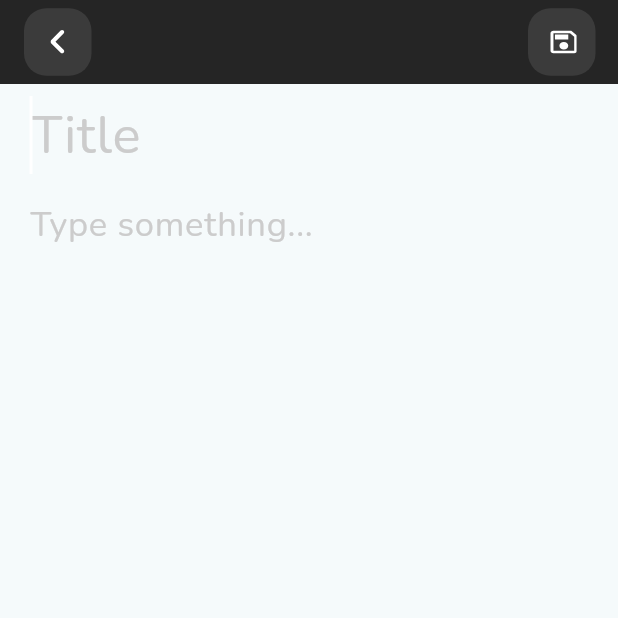
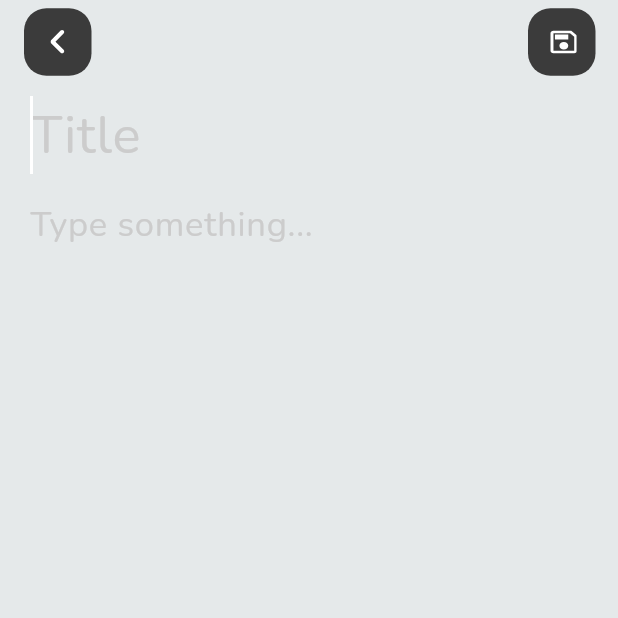
Before and after one commit to manuelxtrem/note-taking-app, a Flutter app: the screen it shows after launch, after a tap on an icon or button, on a phone screen of 412 x 824 dp, the top half of it. Run offline on Flutter 3.47's test engine with Material 2 defaults, Android fonts, the phone set to English and light mode, and no system bars; our stand-ins replace bloc, equatable, flutter_bloc, flutter_svg, hive_flutter; missing offline and left inert: animation_list; accounts and stored records are empty.

```diff
--- a/lib/bloc/notes_bloc.dart
+++ b/lib/bloc/notes_bloc.dart
@@ -4,9 +4,10 @@ import 'package:bloc/bloc.dart';
 import 'package:equatable/equatable.dart';
 import 'package:flutter/widgets.dart';
 import 'package:hive_flutter/hive_flutter.dart';
+import 'package:note_taking_app/model/editor.dart';
 import 'package:note_taking_app/model/note.dart';
+import 'package:note_taking_app/res/colors.dart';
 import 'package:note_taking_app/res/constants.dart';
-import 'package:note_taking_app/ui/pages/editor_screen.dart';
 
 part 'notes_event.dart';
 part 'notes_state.dart';
@@ -16,8 +17,8 @@ class NotesBloc extends Bloc<NotesEvent, NotesState> {
   final List<Note> _allNotes = [];
   List<Note> get allNotes => _allNotes;
 
-  EditorMode _editorMode = EditorMode.view;
-  EditorMode get editorMode => _editorMode;
+  EditorConfig _editorConfig = EditorConfig(mode: EditorMode.view, color: AppColors.background);
+  EditorConfig get editorConfig => _editorConfig;
 
   Note? _currentNote;
   Note? get currentNote => _currentNote;
@@ -29,13 +30,13 @@ class NotesBloc extends Bloc<NotesEvent, NotesState> {
       if (event is GetAllNotesEvent) {
         await _getAllnotes(emit);
       } else if (event is SelectNoteEvent) {
-        await _selectNote(emit, event.note, mode: event.mode);
+        await _selectNote(emit, event.note, mode: event.mode, color: event.color);
       } else if (event is SaveNoteEvent) {
         await _saveNote(emit, event.note);
       } else if (event is AddNoteEvent) {
         await _addNote(emit, event.note);
       } else if (event is ChangeEditorModeEvent) {
-        await _changeEditorMode(emit, event.mode);
+        await _changeEditorMode(emit, event.config);
       } else if (event is FilterNotesEvent) {
         await _filterNotes(emit, event.filter);
       } else if (event is DeleteNoteEvent) {
@@ -51,7 +52,7 @@ class NotesBloc extends Bloc<NotesEvent, NotesState> {
   Future _getAllnotes(Emitter<NotesState> emit) async {
     _allNotes.clear();
     _allNotes.addAll(_box.values);
-    _allNotes.sort((a, b) => a.createdAt.isAfter(b.createdAt) ? 1 : 0);
+    _allNotes.sort((a, b) => a.createdAt.isAfter(b.createdAt) ? 0 : 1);
 
     emit(NotesListState(_allNotes));
   }
@@ -61,7 +62,7 @@ class NotesBloc extends Bloc<NotesEvent, NotesState> {
     await _box.put(note.id, note);
 
     _currentNote = note;
-    _editorMode = EditorMode.view;
+    _editorConfig = _editorConfig.copyWith(mode: EditorMode.view);
 
     emit(NotesSavedState(note));
   }
@@ -69,23 +70,27 @@ class NotesBloc extends Bloc<NotesEvent, NotesState> {
   Future _addNote(Emitter<NotesState> emit, Note note) async {
     await _box.put(note.id, note);
 
-    _editorMode = EditorMode.view;
+    _editorConfig = _editorConfig.copyWith(mode: EditorMode.view, color: AppColors.background);
     emit(NotesSavedState(note));
   }
 
-  Future _selectNote(Emitter<NotesState> emit, Note note, {EditorMode? mode}) async {
+  Future _selectNote(Emitter<NotesState> emit, Note note, {EditorMode? mode, Color? color}) async {
     _currentNote = note;
     if (mode != null) {
-      _editorMode = mode;
+      _editorConfig = _editorConfig.copyWith(mode: mode, color: color);
     }
 
-    emit(NoteSelectedState(note, _editorMode));
+    emit(NoteSelectedState(note, _editorConfig));
   }
 
-  Future _changeEditorMode(Emitter<NotesState> emit, EditorMode mode) async {
-    _editorMode = mode;
+  Future _changeEditorMode(Emitter<NotesState> emit, EditorConfig config) async {
+    if (config.mode == EditorMode.add) {
+      _currentNote = null;
+    }
 
-    emit(EditorModeChangedState(mode));
+    _editorConfig = config;
+
+    emit(EditorModeChangedState(config));
   }
 
   Future _filterNotes(Emitter<NotesState> emit, String filter) async {
--- a/lib/bloc/notes_event.dart
+++ b/lib/bloc/notes_event.dart
@@ -13,8 +13,9 @@ class GetAllNotesEvent extends NotesEvent {}
 class SelectNoteEvent extends NotesEvent {
   final Note note;
   final EditorMode? mode;
+  final Color? color;
 
-  SelectNoteEvent(this.note, {this.mode});
+  SelectNoteEvent(this.note, {this.mode, this.color});
 
   @override
   List<Object?> get props => [note];
@@ -39,12 +40,12 @@ class SaveNoteEvent extends NotesEvent {
 }
 
 class ChangeEditorModeEvent extends NotesEvent {
-  final EditorMode mode;
+  final EditorConfig config;
 
-  ChangeEditorModeEvent(this.mode);
+  ChangeEditorModeEvent(this.config);
 
   @override
-  List<Object?> get props => [mode];
+  List<Object?> get props => [config];
 }
 
 class FilterNotesEvent extends NotesEvent {
--- a/lib/bloc/notes_state.dart
+++ b/lib/bloc/notes_state.dart
@@ -39,21 +39,21 @@ class NotesDeletedState extends NotesState {
 
 class NoteSelectedState extends NotesState {
   final Note note;
-  final EditorMode mode;
+  final EditorConfig config;
 
-  NoteSelectedState(this.note, this.mode);
+  NoteSelectedState(this.note, this.config);
 
   @override
-  List<Object?> get props => [note, mode];
+  List<Object?> get props => [note, config];
 }
 
 class EditorModeChangedState extends NotesState {
-  final EditorMode mode;
+  final EditorConfig config;
 
-  EditorModeChangedState(this.mode);
+  EditorModeChangedState(this.config);
 
   @override
-  List<Object?> get props => [mode];
+  List<Object?> get props => [config];
 }
 
 class FilteredNotesState extends NotesState {
--- /dev/null
+++ b/lib/model/editor.dart
@@ -0,0 +1,14 @@
+import 'package:flutter/widgets.dart';
+
+enum EditorMode { add, edit, view }
+
+class EditorConfig {
+  final EditorMode mode;
+  final Color? color;
+
+  EditorConfig({required this.mode, this.color});
+
+  EditorConfig copyWith({EditorMode? mode, Color? color}) {
+    return EditorConfig(mode: mode ?? this.mode, color: color ?? this.color);
+  }
+}
--- a/lib/ui/common/about_dialog.dart
+++ b/lib/ui/common/info_dialog.dart
@@ -13,10 +13,10 @@ class InfoDialog extends StatelessWidget {
       mainAxisSize: MainAxisSize.min,
       crossAxisAlignment: CrossAxisAlignment.start,
       children: [
-        Text('Designed by - ?', style: style),
+        Text('Designed by - Divya Kelaskar', style: style),
         Text('Redesigned by - Emmanuel O. Agadzi', style: style),
         Text('Illustrations - StorySet', style: style),
-        Text('Icons - from design', style: style),
+        Text('Icons - Divya Kelaskar', style: style),
         Text('Font - Nunito (Google fonts)', style: style),
       ],
     );
--- a/lib/ui/common/note_item.dart
+++ b/lib/ui/common/note_item.dart
@@ -63,12 +63,18 @@ class _NoteListItemState extends State<NoteListItem> {
           AnimatedOpacity(
             duration: const Duration(milliseconds: 300),
             opacity: _deleteMode ? 0 : 1,
+            child: Row(
+              children: [
+                Expanded(
                   child: Text(
                     widget.note.title,
                     maxLines: 3,
                     overflow: TextOverflow.ellipsis,
                     textAlign: TextAlign.start,
                     style: AppStyle.body1.copyWith(color: AppColors.black),
+                  ),
+                ),
+              ],
             ),
           ),
           if (_deleteMode) AppIcon.delete.draw(size: 30),
--- a/lib/ui/pages/editor_screen.dart
+++ b/lib/ui/pages/editor_screen.dart
@@ -5,6 +5,7 @@ import 'dart:developer';
 import 'package:flutter/material.dart';
 import 'package:flutter_bloc/flutter_bloc.dart';
 import 'package:note_taking_app/bloc/notes_bloc.dart';
+import 'package:note_taking_app/model/editor.dart';
 import 'package:note_taking_app/model/note.dart';
 import 'package:note_taking_app/res/colors.dart';
 import 'package:note_taking_app/res/icons.dart';
@@ -13,8 +14,6 @@ import 'package:note_taking_app/res/utils.dart';
 import 'package:note_taking_app/ui/common/button.dart';
 import 'package:note_taking_app/ui/common/dialogs.dart';
 import 'package:uuid/uuid.dart';
-
-enum EditorMode { add, edit, view }
 
 class EditorScreen extends StatefulWidget {
   // final EditorMode mode;
@@ -26,11 +25,12 @@ class EditorScreen extends StatefulWidget {
 }
 
 class _EditorScreenState extends State<EditorScreen> with DidBuild {
-  bool get _editMode => [EditorMode.add, EditorMode.edit].contains(_notesBloc.editorMode);
+  bool get _editMode => [EditorMode.add, EditorMode.edit].contains(_notesBloc.editorConfig.mode);
 
   late NotesBloc _notesBloc;
   final _titleCtrl = TextEditingController();
   final _bodyCtrl = TextEditingController();
+  final _mainFocus = FocusNode();
 
   bool _changed = false;
 
@@ -43,6 +43,9 @@ class _EditorScreenState extends State<EditorScreen> with DidBuild {
       _titleCtrl.text = note.title;
       _bodyCtrl.text = note.body;
     }
+
+    // delay focus so animations can finish smoothly
+    _requestFocus();
   }
 
   @override
@@ -56,7 +59,6 @@ class _EditorScreenState extends State<EditorScreen> with DidBuild {
       },
       child: BlocConsumer<NotesBloc, NotesState>(
         listener: (context, state) async {
-          log('state :: $state');
           if (state is NotesSavedState) {
             final notesBloc = context.read<NotesBloc>();
             notesBloc.add(GetAllNotesEvent());
@@ -65,9 +67,14 @@ class _EditorScreenState extends State<EditorScreen> with DidBuild {
             Navigator.of(context).pop();
           }
         },
-        builder: (context, state) => Scaffold(
+        builder: (context, state) {
+          log('color ${_notesBloc.editorConfig.color}');
+          return Hero(
+            tag: _notesBloc.currentNote?.id ?? '_new_item',
+            child: Scaffold(
+              extendBodyBehindAppBar: true,
               appBar: AppBar(
-            backgroundColor: AppColors.background,
+                backgroundColor: Colors.transparent,
                 surfaceTintColor: Colors.transparent,
                 elevation: 0,
                 title: AppIconButton(
@@ -80,7 +87,7 @@ class _EditorScreenState extends State<EditorScreen> with DidBuild {
                 leading: const SizedBox(),
                 leadingWidth: 0,
                 actions: [
-              if (_notesBloc.editorMode == EditorMode.edit)
+                  if (_notesBloc.editorConfig.mode == EditorMode.edit)
                     AppIconButton(
                       icon: AppIcon.eye,
                       onPressed: () => _onViewNote(),
@@ -99,14 +106,21 @@ class _EditorScreenState extends State<EditorScreen> with DidBuild {
                   const SizedBox(width: 15),
                 ],
               ),
-          body: Padding(
+              body: Stack(
+                children: [
+                  Positioned(
+                    child: Container(
+                      color: (_notesBloc.editorConfig.color ?? AppColors.background).withOpacity(.08),
+                    ),
+                  ),
+                  Padding(
                     padding: const EdgeInsets.symmetric(horizontal: 20),
                     child: ListView(
                       shrinkWrap: true,
                       children: [
                         TextField(
                           controller: _titleCtrl,
-                  focusNode: FocusNode()..requestFocus(),
+                          focusNode: _mainFocus,
                           decoration: InputDecoration(
                             hintText: 'Title',
                             hintStyle: AppStyle.headline2.copyWith(color: AppColors.textMuted),
@@ -140,7 +154,11 @@ class _EditorScreenState extends State<EditorScreen> with DidBuild {
                       ],
                     ),
                   ),
+                ],
               ),
+            ),
+          );
+        },
       ),
     );
   }
@@ -163,7 +181,7 @@ class _EditorScreenState extends State<EditorScreen> with DidBuild {
     );
     if (opt1 == DialogAction.positive) {
       // adding or editing
-      if (_notesBloc.editorMode == EditorMode.add) {
+      if (_notesBloc.editorConfig.mode == EditorMode.add) {
         Note newNote = Note(
           id: const Uuid().v4(),
           title: _titleCtrl.text,
@@ -192,7 +210,14 @@ class _EditorScreenState extends State<EditorScreen> with DidBuild {
   }
 
   Future<void> _onEditNote() async {
-    _notesBloc.add(ChangeEditorModeEvent(EditorMode.edit));
+    _notesBloc.add(ChangeEditorModeEvent(_notesBloc.editorConfig.copyWith(mode: EditorMode.edit)));
+    _requestFocus();
+  }
+
+  void _requestFocus() {
+    Future.delayed(const Duration(milliseconds: 600), () {
+      _mainFocus.requestFocus();
+    });
   }
 
   Future _onDiscardNote({bool pop = true}) async {
@@ -200,11 +225,12 @@ class _EditorScreenState extends State<EditorScreen> with DidBuild {
       if (pop) {
         Navigator.of(context).pop();
       } else {
-        _notesBloc.add(ChangeEditorModeEvent(EditorMode.view));
+        _notesBloc
+            .add(ChangeEditorModeEvent(_notesBloc.editorConfig.copyWith(mode: EditorMode.view)));
       }
     }
 
-    if (_notesBloc.editorMode == EditorMode.view) {
+    if (_notesBloc.editorConfig.mode == EditorMode.view) {
       popOrView();
       return;
     }
@@ -224,4 +250,11 @@ class _EditorScreenState extends State<EditorScreen> with DidBuild {
       popOrView();
     }
   }
+
+  Color _getColor() {
+    if (_notesBloc.editorConfig.color != null) {
+      return _notesBloc.editorConfig.color!.darken(.75);
     }
+    return AppColors.background;
+  }
+}
--- a/lib/ui/pages/home_screen.dart
+++ b/lib/ui/pages/home_screen.dart
@@ -1,14 +1,15 @@
 import 'package:flutter/material.dart';
 import 'package:flutter_bloc/flutter_bloc.dart';
 import 'package:note_taking_app/bloc/notes_bloc.dart';
+import 'package:note_taking_app/model/editor.dart';
 import 'package:note_taking_app/res/colors.dart';
 import 'package:note_taking_app/res/icons.dart';
 import 'package:note_taking_app/res/styles.dart';
 import 'package:note_taking_app/res/utils.dart';
-import 'package:note_taking_app/ui/common/about_dialog.dart';
 import 'package:note_taking_app/ui/common/button.dart';
 import 'package:note_taking_app/ui/common/dialogs.dart';
 import 'package:note_taking_app/ui/common/empty_list.dart';
+import 'package:note_taking_app/ui/common/info_dialog.dart';
 import 'package:note_taking_app/ui/common/note_list.dart';
 import 'package:note_taking_app/ui/pages/editor_screen.dart';
 import 'package:note_taking_app/ui/pages/search_screen.dart';
@@ -42,7 +43,9 @@ class _HomeScreenState extends State<HomeScreen> with DidBuild {
       },
       builder: (context, state) {
         return Scaffold(
-          floatingActionButton: Container(
+          floatingActionButton: Hero(
+            tag: '_new_item',
+            child: Container(
               width: 55,
               height: 55,
               decoration: const BoxDecoration(
@@ -65,10 +68,11 @@ class _HomeScreenState extends State<HomeScreen> with DidBuild {
               ),
               child: TextButton(
                 onPressed: () {
-                _notesBloc.add(ChangeEditorModeEvent(EditorMode.add));
+                  _notesBloc.add(ChangeEditorModeEvent(EditorConfig(mode: EditorMode.add)));
                   Navigator.of(context).push(Utils.pageRoute(const EditorScreen()));
                 },
                 child: Center(child: AppIcon.add.draw(size: 38)),
+              ),
             ),
           ),
           appBar: AppBar(
@@ -77,11 +81,14 @@ class _HomeScreenState extends State<HomeScreen> with DidBuild {
             elevation: 0,
             title: const Text('Notes', style: AppStyle.headline1),
             actions: [
-              AppIconButton(
+              Hero(
+                tag: '_search',
+                child: AppIconButton(
                   icon: AppIcon.search,
                   onPressed: () {
                     Navigator.of(context).push(Utils.pageRoute(const SearchScreen()));
                   },
+                ),
               ),
               const SizedBox(width: 20),
               AppIconButton(
--- a/pubspec.yaml
+++ b/pubspec.yaml
@@ -19,6 +19,7 @@ dependencies:
   hive_generator: ^2.0.0
   bloc: ^8.1.2
   uuid: ^3.0.7
+  animation_list: ^2.2.1
 
 dev_dependencies:
   flutter_test:
```
Also changed, not shown: lib/res/utils.dart (+20 -0 lines), lib/ui/common/note_list.dart (+17 -10 lines), lib/ui/pages/search_screen.dart (+17 -1 lines), pubspec.lock. Lines whose indentation alone changed are shown as unchanged.
